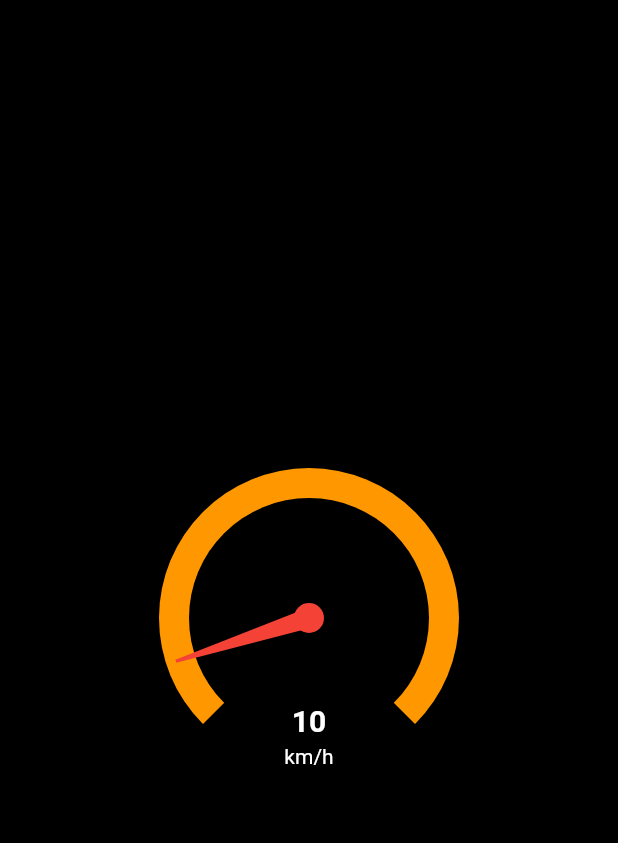
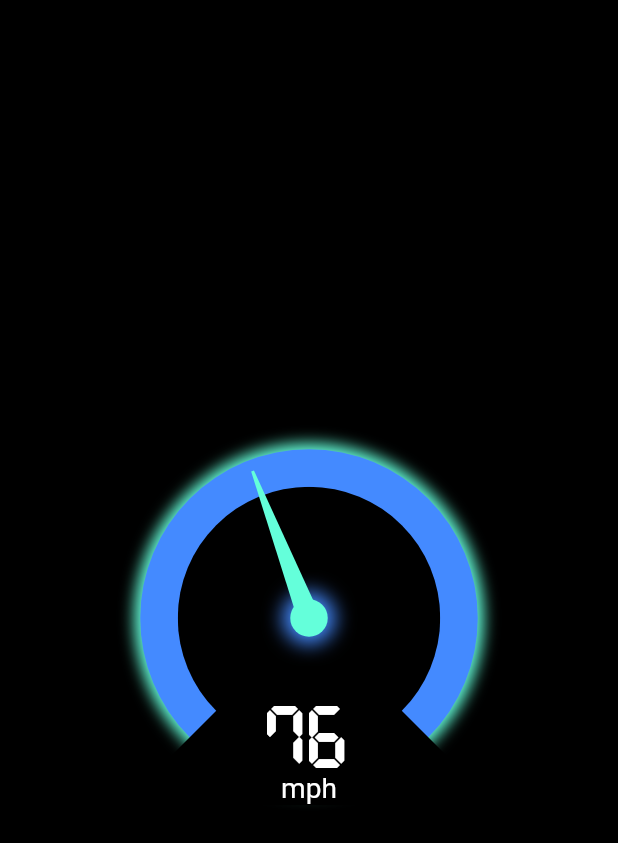
Before and after one commit to ltdangkhoa/Flutter-Speedometer, a Flutter app: the screen it shows after launch, on a phone screen of 412 x 824 dp. Shown: the top 843 px of the screen. Run offline on Flutter 3.47's test engine with Material 2 defaults, Android fonts, the phone set to English and light mode, and no system bars.

```diff
--- a/example/lib/main.dart
+++ b/example/lib/main.dart
@@ -5,18 +5,20 @@ void main() {
   runApp(
     Center(
       child: Speedometer(
-        currentValue: 10,
+        size: 250,
+        currentValue: 76,
+        minValue: 0,
+        maxValue: 180,
         backgroundColor: Colors.black,
-        displayText: 'km/h',
-        displayTextColor: Colors.white,
+        meterColor: Colors.blueAccent,
+        kimColor: Colors.tealAccent,
+        displayNumericStyle: TextStyle(
+            fontFamily: 'Digital-Display',
+            color: Colors.white,
+            fontSize: 250 * 0.25),
+        displayText: 'mph',
+        displayTextStyle: TextStyle(color: Colors.white, fontSize: 250 * 0.075),
       ),
-//      child: Directionality(
-//        textDirection: TextDirection.ltr,
-//        child: Text(
-//          '123',
-//          style: TextStyle(fontFamily: 'Digital-Display', fontSize: 80),
-//        ),
-//      ),
     ),
   );
 }
--- a/lib/flutter_speedometer.dart
+++ b/lib/flutter_speedometer.dart
@@ -7,24 +7,30 @@ class Speedometer extends StatefulWidget {
   Speedometer(
       {Key key,
       this.currentValue = 0,
+      this.minValue = 0,
       this.maxValue = 100,
       this.size = 200,
-      this.backgroundColor = const Color(0x00FFFFFF),
-      this.progressColor = const Color(0xFFFA7268),
+      this.backgroundColor = Colors.black,
+      this.meterColor = Colors.lightGreenAccent,
+      this.kimColor = Colors.white,
       this.changeColorValue = 80,
       this.changeProgressColor = const Color(0xFF5F4B8B),
+      this.displayNumericStyle,
       this.displayText,
-      this.displayTextColor = Colors.black})
+      this.displayTextStyle})
       : super(key: key);
   final int currentValue;
+  final int minValue;
   final int maxValue;
   final double size;
   final Color backgroundColor;
-  final Color progressColor;
+  final Color meterColor;
+  final Color kimColor;
   final int changeColorValue;
   final Color changeProgressColor;
+  final TextStyle displayNumericStyle;
   final String displayText;
-  final Color displayTextColor;
+  final TextStyle displayTextStyle;
   @override
   _SpeedometerState createState() => _SpeedometerState();
 }
@@ -33,15 +39,22 @@ class _SpeedometerState extends State<Speedometer> {
   @override
   Widget build(BuildContext context) {
     double _size = widget.size;
-    int _speed = widget.currentValue;
-    int _maxSpeed = widget.maxValue;
-    String _displayText = widget.displayText;
+    int _currentValue = widget.currentValue;
+    int _maxValue = widget.maxValue;
+    int _minValue = widget.minValue;
     double startAngle = 3.0;
     double endAngle = 21.0;
-    double _kimAngle = _speed <= _maxSpeed
-        ? (_speed * (endAngle - startAngle) / _maxSpeed) + startAngle
-        : endAngle;
-//    Color _backgroundColor = widget.backgroundColor;
+
+    double _kimAngle = 0;
+    if (_minValue <= _currentValue && _currentValue <= _maxValue) {
+      _kimAngle = (((_currentValue - _minValue) * (endAngle - startAngle)) /
+              (_maxValue - _minValue)) +
+          startAngle;
+    } else if (_currentValue < _minValue) {
+      _kimAngle = startAngle;
+    } else if (_currentValue > _maxValue) {
+      _kimAngle = endAngle;
+    }
     return Container(
       color: widget.backgroundColor,
       child: Center(
@@ -53,13 +66,22 @@ class _SpeedometerState extends State<Speedometer> {
                 child: Stack(
                   children: <Widget>[
                     Container(
-                      width: _size,
-                      height: _size,
-                      decoration: new BoxDecoration(
-                        color: Colors.orange,
-                        shape: BoxShape.circle,
-                      ),
-                    ),
+                        alignment: Alignment.center,
+                        child: Container(
+                          alignment: Alignment.center,
+                          width: _size - 25,
+                          height: _size - 25,
+                          decoration: new BoxDecoration(
+                            color: widget.meterColor,
+                            boxShadow: [
+                              new BoxShadow(
+                                  color: widget.kimColor,
+                                  blurRadius: 8.0,
+                                  spreadRadius: 4.0)
+                            ],
+                            shape: BoxShape.circle,
+                          ),
+                        )),
                     Container(
                       alignment: Alignment.bottomCenter,
                       child: ClipPath(
@@ -75,9 +97,27 @@ class _SpeedometerState extends State<Speedometer> {
                       alignment: Alignment.center,
                       child: ClipOval(
                         child: Container(
-                          width: _size * 0.8,
-                          height: _size * 0.8,
+                          width: _size * 0.7,
+                          height: _size * 0.7,
                           color: widget.backgroundColor,
+                        ),
+                      ),
+                    ),
+                    Container(
+                      alignment: Alignment.center,
+                      child: Container(
+                        width: _size * 0.1,
+                        height: _size * 0.1,
+                        alignment: Alignment.center,
+                        decoration: new BoxDecoration(
+                          color: widget.kimColor,
+                          boxShadow: [
+                            new BoxShadow(
+                                color: widget.meterColor,
+                                blurRadius: 10.0,
+                                spreadRadius: 5.0)
+                          ],
+                          shape: BoxShape.circle,
                         ),
                       ),
                     ),
@@ -88,20 +128,10 @@ class _SpeedometerState extends State<Speedometer> {
                         child: ClipPath(
                           clipper: KimClipper(),
                           child: Container(
-                            width: _size,
-                            height: _size,
-                            color: Colors.red,
+                            width: _size*0.9,
+                            height: _size*0.9,
+                            color: widget.kimColor,
                           ),
-                        ),
-                      ),
-                    ),
-                    Container(
-                      alignment: Alignment.center,
-                      child: ClipOval(
-                        child: Container(
-                          width: _size * 0.1,
-                          height: _size * 0.1,
-                          color: Colors.red,
                         ),
                       ),
                     ),
@@ -110,8 +140,8 @@ class _SpeedometerState extends State<Speedometer> {
                       child: Padding(
                         padding: EdgeInsets.fromLTRB(0, 0, 0, 0),
                         child: Text(
-                          _displayText,
-                          style: TextStyle(color: widget.displayTextColor),
+                          widget.displayText,
+                          style: widget.displayTextStyle,
                         ),
                       ),
                     ),
@@ -120,11 +150,8 @@ class _SpeedometerState extends State<Speedometer> {
                       child: Padding(
                           padding: EdgeInsets.fromLTRB(0, 0, 0, _size * 0.1),
                           child: Text(
-                            _speed.toString(),
-                            style: TextStyle(
-                                color: widget.displayTextColor,
-                                fontSize: _size * 0.1,
-                                fontWeight: FontWeight.bold),
+                            widget.currentValue.toString(),
+                            style: widget.displayNumericStyle,
                           )),
                     ),
                   ],
@@ -142,12 +169,11 @@ class TriangleClipper extends CustomClipper<Path> {
     path.lineTo(size.width, size.height);
     path.lineTo(0.0, size.height);
     path.close();
-
     return path;
   }
 
   @override
-  bool shouldReclip(TriangleClipper oldClipper) => true;
+  bool shouldReclip(TriangleClipper oldClipper) => false;
 }
 
 class KimClipper extends CustomClipper<Path> {
@@ -160,10 +186,9 @@ class KimClipper extends CustomClipper<Path> {
     path.lineTo(size.width / 2 - 1, size.height - size.width / 30);
     path.lineTo(size.width / 2 - size.width / 30, size.height / 2);
     path.close();
-
     return path;
   }
 
   @override
-  bool shouldReclip(KimClipper oldClipper) => true;
+  bool shouldReclip(KimClipper oldClipper) => false;
 }
```
Also changed, not shown: flutter_speedometer_1.png (added), 1 other file.
